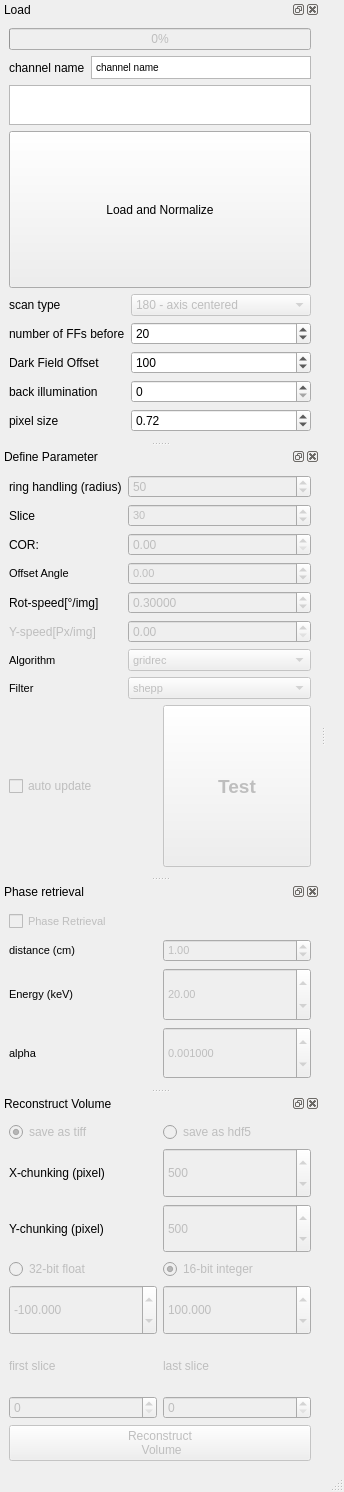
Old version of the form BAMline_on_the_fly_CT-reco/on_the_fly_CT_reco_hdf_dock_widget.ui in the repository HMarkoetter/BAMline_CT_preview_RECO.
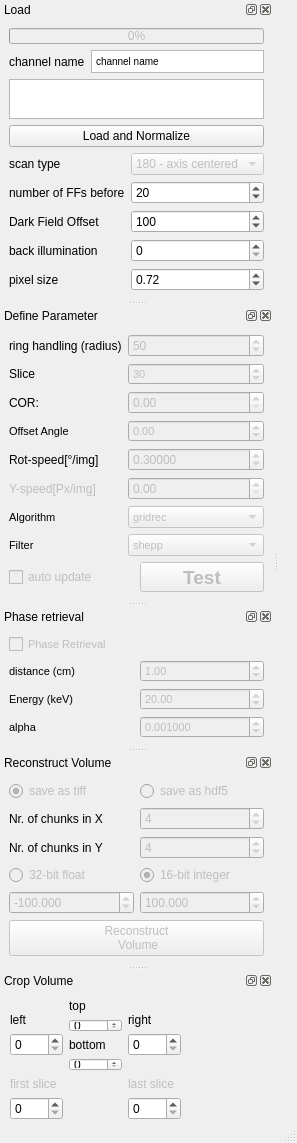
New version of the form.

Commit message: added cropping functions

```diff
--- a/BAMline_on_the_fly_CT-reco/on_the_fly_CT_reco_hdf_dock_widget.ui
+++ b/BAMline_on_the_fly_CT-reco/on_the_fly_CT_reco_hdf_dock_widget.ui
@@ -6,8 +6,8 @@
    <rect>
     <x>0</x>
     <y>0</y>
-    <width>344</width>
-    <height>1492</height>
+    <width>204</width>
+    <height>905</height>
    </rect>
   </property>
   <property name="windowTitle">
@@ -76,8 +76,8 @@
           <string>&lt;!DOCTYPE HTML PUBLIC &quot;-//W3C//DTD HTML 4.0//EN&quot; &quot;http://www.w3.org/TR/REC-html40/strict.dtd&quot;&gt;
 &lt;html&gt;&lt;head&gt;&lt;meta name=&quot;qrichtext&quot; content=&quot;1&quot; /&gt;&lt;style type=&quot;text/css&quot;&gt;
 p, li { white-space: pre-wrap; }
-&lt;/style&gt;&lt;/head&gt;&lt;body style=&quot; font-family:'Noto Sans'; font-size:10pt; font-weight:400; font-style:normal;&quot;&gt;
-&lt;p style=&quot; margin-top:0px; margin-bottom:0px; margin-left:0px; margin-right:0px; -qt-block-indent:0; text-indent:0px;&quot;&gt;&lt;span style=&quot; font-family:'MS Shell Dlg 2'; font-size:7.8pt;&quot;&gt;channel name&lt;/span&gt;&lt;/p&gt;&lt;/body&gt;&lt;/html&gt;</string>
+&lt;/style&gt;&lt;/head&gt;&lt;body style=&quot; font-family:'MS Shell Dlg 2'; font-size:8pt; font-weight:400; font-style:normal;&quot;&gt;
+&lt;p style=&quot; margin-top:0px; margin-bottom:0px; margin-left:0px; margin-right:0px; -qt-block-indent:0; text-indent:0px;&quot;&gt;&lt;span style=&quot; font-size:7.8pt;&quot;&gt;channel name&lt;/span&gt;&lt;/p&gt;&lt;/body&gt;&lt;/html&gt;</string>
          </property>
         </widget>
        </item>
@@ -972,34 +972,21 @@
              <verstretch>0</verstretch>
             </sizepolicy>
            </property>
+           <property name="minimum">
+            <number>1</number>
+           </property>
            <property name="maximum">
             <number>99999</number>
            </property>
            <property name="value">
-            <number>500</number>
+            <number>4</number>
            </property>
           </widget>
          </item>
          <item row="5" column="0">
           <widget class="QLabel" name="label_11">
            <property name="text">
-            <string>X-chunking (pixel)</string>
-           </property>
-          </widget>
-         </item>
-         <item row="9" column="1">
-          <widget class="QLabel" name="label_6">
-           <property name="enabled">
-            <bool>false</bool>
-           </property>
-           <property name="sizePolicy">
-            <sizepolicy hsizetype="Minimum" vsizetype="Minimum">
-             <horstretch>0</horstretch>
-             <verstretch>0</verstretch>
-            </sizepolicy>
-           </property>
-           <property name="text">
-            <string>last slice</string>
+            <string>Nr. of chunks in X</string>
            </property>
           </widget>
          </item>
@@ -1031,22 +1018,6 @@
            </property>
           </widget>
          </item>
-         <item row="9" column="0">
-          <widget class="QLabel" name="label_5">
-           <property name="enabled">
-            <bool>false</bool>
-           </property>
-           <property name="sizePolicy">
-            <sizepolicy hsizetype="Minimum" vsizetype="Minimum">
-             <horstretch>0</horstretch>
-             <verstretch>0</verstretch>
-            </sizepolicy>
-           </property>
-           <property name="text">
-            <string>first slice</string>
-           </property>
-          </widget>
-         </item>
          <item row="7" column="1">
           <widget class="QRadioButton" name="radioButton_16bit_integer">
            <property name="enabled">
@@ -1107,16 +1078,6 @@
            </property>
           </widget>
          </item>
-         <item row="10" column="0">
-          <widget class="QSpinBox" name="spinBox_first">
-           <property name="enabled">
-            <bool>false</bool>
-           </property>
-           <property name="maximum">
-            <number>999999</number>
-           </property>
-          </widget>
-         </item>
          <item row="7" column="0">
           <widget class="QRadioButton" name="radioButton_32bit_float">
            <property name="enabled">
@@ -1149,20 +1110,10 @@
            </attribute>
           </widget>
          </item>
-         <item row="10" column="1">
-          <widget class="QSpinBox" name="spinBox_last">
-           <property name="enabled">
-            <bool>false</bool>
-           </property>
-           <property name="maximum">
-            <number>999999</number>
-           </property>
-          </widget>
-         </item>
          <item row="6" column="0">
           <widget class="QLabel" name="label_12">
            <property name="text">
-            <string>Y-chunking (pixel)</string>
+            <string>Nr. of chunks in Y</string>
            </property>
           </widget>
          </item>
@@ -1177,11 +1128,14 @@
              <verstretch>0</verstretch>
             </sizepolicy>
            </property>
+           <property name="minimum">
+            <number>1</number>
+           </property>
            <property name="maximum">
             <number>99999</number>
            </property>
            <property name="value">
-            <number>500</number>
+            <number>4</number>
            </property>
           </widget>
          </item>
@@ -1192,6 +1146,210 @@
     </layout>
    </widget>
   </widget>
+  <widget class="QDockWidget" name="Crop">
+   <property name="minimumSize">
+    <size>
+     <width>55</width>
+     <height>150</height>
+    </size>
+   </property>
+   <property name="windowTitle">
+    <string>Crop Volume</string>
+   </property>
+   <attribute name="dockWidgetArea">
+    <number>1</number>
+   </attribute>
+   <widget class="QWidget" name="dockWidgetContents_5">
+    <widget class="QWidget" name="gridLayoutWidget">
+     <property name="geometry">
+      <rect>
+       <x>10</x>
+       <y>9</y>
+       <width>171</width>
+       <height>121</height>
+      </rect>
+     </property>
+     <layout class="QGridLayout" name="gridLayout_11">
+      <item row="0" column="0">
+       <layout class="QGridLayout" name="gridLayout_12">
+        <item row="0" column="0">
+         <layout class="QVBoxLayout" name="verticalLayout">
+          <item>
+           <spacer name="verticalSpacer_2">
+            <property name="orientation">
+             <enum>Qt::Vertical</enum>
+            </property>
+            <property name="sizeHint" stdset="0">
+             <size>
+              <width>20</width>
+              <height>40</height>
+             </size>
+            </property>
+           </spacer>
+          </item>
+          <item>
+           <widget class="QLabel" name="label_19">
+            <property name="text">
+             <string>left</string>
+            </property>
+           </widget>
+          </item>
+          <item>
+           <widget class="QSpinBox" name="spinBox_left">
+            <property name="maximum">
+             <number>5000</number>
+            </property>
+           </widget>
+          </item>
+          <item>
+           <spacer name="verticalSpacer">
+            <property name="orientation">
+             <enum>Qt::Vertical</enum>
+            </property>
+            <property name="sizeHint" stdset="0">
+             <size>
+              <width>20</width>
+              <height>40</height>
+             </size>
+            </property>
+           </spacer>
+          </item>
+         </layout>
+        </item>
+        <item row="0" column="1">
+         <layout class="QVBoxLayout" name="verticalLayout_2">
+          <item>
+           <widget class="QLabel" name="label_20">
+            <property name="text">
+             <string>top</string>
+            </property>
+           </widget>
+          </item>
+          <item>
+           <widget class="QSpinBox" name="spinBox_top">
+            <property name="maximum">
+             <number>5000</number>
+            </property>
+           </widget>
+          </item>
+          <item>
+           <widget class="QLabel" name="label_21">
+            <property name="text">
+             <string>bottom</string>
+            </property>
+           </widget>
+          </item>
+          <item>
+           <widget class="QSpinBox" name="spinBox_bottom">
+            <property name="maximum">
+             <number>5000</number>
+            </property>
+           </widget>
+          </item>
+         </layout>
+        </item>
+        <item row="0" column="2">
+         <layout class="QVBoxLayout" name="verticalLayout_3">
+          <item>
+           <spacer name="verticalSpacer_3">
+            <property name="orientation">
+             <enum>Qt::Vertical</enum>
+            </property>
+            <property name="sizeHint" stdset="0">
+             <size>
+              <width>20</width>
+              <height>40</height>
+             </size>
+            </property>
+           </spacer>
+          </item>
+          <item>
+           <widget class="QLabel" name="label_22">
+            <property name="text">
+             <string>right</string>
+            </property>
+           </widget>
+          </item>
+          <item>
+           <widget class="QSpinBox" name="spinBox_right">
+            <property name="maximum">
+             <number>5000</number>
+            </property>
+           </widget>
+          </item>
+          <item>
+           <spacer name="verticalSpacer_4">
+            <property name="orientation">
+             <enum>Qt::Vertical</enum>
+            </property>
+            <property name="sizeHint" stdset="0">
+             <size>
+              <width>20</width>
+              <height>40</height>
+             </size>
+            </property>
+           </spacer>
+          </item>
+         </layout>
+        </item>
+        <item row="1" column="2">
+         <widget class="QLabel" name="label_6">
+          <property name="enabled">
+           <bool>false</bool>
+          </property>
+          <property name="sizePolicy">
+           <sizepolicy hsizetype="Minimum" vsizetype="Minimum">
+            <horstretch>0</horstretch>
+            <verstretch>0</verstretch>
+           </sizepolicy>
+          </property>
+          <property name="text">
+           <string>last slice</string>
+          </property>
+         </widget>
+        </item>
+        <item row="1" column="0">
+         <widget class="QLabel" name="label_5">
+          <property name="enabled">
+           <bool>false</bool>
+          </property>
+          <property name="sizePolicy">
+           <sizepolicy hsizetype="Minimum" vsizetype="Minimum">
+            <horstretch>0</horstretch>
+            <verstretch>0</verstretch>
+           </sizepolicy>
+          </property>
+          <property name="text">
+           <string>first slice</string>
+          </property>
+         </widget>
+        </item>
+        <item row="2" column="0">
+         <widget class="QSpinBox" name="spinBox_first">
+          <property name="enabled">
+           <bool>true</bool>
+          </property>
+          <property name="maximum">
+           <number>999999</number>
+          </property>
+         </widget>
+        </item>
+        <item row="2" column="2">
+         <widget class="QSpinBox" name="spinBox_last">
+          <property name="enabled">
+           <bool>true</bool>
+          </property>
+          <property name="maximum">
+           <number>999999</number>
+          </property>
+         </widget>
+        </item>
+       </layout>
+      </item>
+     </layout>
+    </widget>
+   </widget>
+  </widget>
  </widget>
  <resources/>
  <connections/>
```
Left out of the diff: 6 changed lines with no effect on the pictures. The commit also changes 1 other file.
